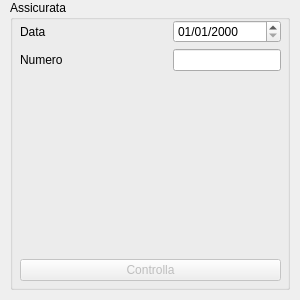
Qt form postemonitor/assicuratamonitor.ui (BackupTheBerlios/postemonitor) before a commit.
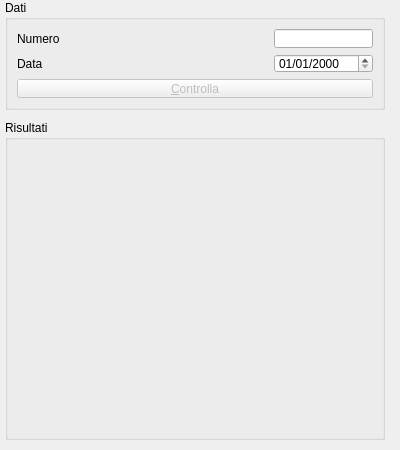
The same form after that commit. Icons and pictures are not drawn.

Patch:
```diff
--- a/postemonitor/assicuratamonitor.ui
+++ b/postemonitor/assicuratamonitor.ui
@@ -8,8 +8,8 @@
    <rect>
     <x>0</x>
     <y>0</y>
-    <width>300</width>
-    <height>300</height>
+    <width>400</width>
+    <height>450</height>
    </rect>
   </property>
   <property name="sizePolicy" >
@@ -22,14 +22,14 @@
   </property>
   <property name="minimumSize" >
    <size>
-    <width>300</width>
-    <height>300</height>
+    <width>400</width>
+    <height>450</height>
    </size>
   </property>
   <property name="maximumSize" >
    <size>
-    <width>300</width>
-    <height>300</height>
+    <width>400</width>
+    <height>450</height>
    </size>
   </property>
   <property name="windowTitle" >
@@ -38,56 +38,67 @@
   <property name="windowIcon" >
    <iconset resource="raccomandata.qrc" >:/icon.png</iconset>
   </property>
+  <widget class="QGroupBox" name="groupBox_2" >
+   <property name="geometry" >
+    <rect>
+     <x>5</x>
+     <y>120</y>
+     <width>380</width>
+     <height>320</height>
+    </rect>
+   </property>
+   <property name="title" >
+    <string>Risultati</string>
+   </property>
+   <widget class="QLabel" name="risultato" >
+    <property name="geometry" >
+     <rect>
+      <x>20</x>
+      <y>20</y>
+      <width>340</width>
+      <height>285</height>
+     </rect>
+    </property>
+    <property name="frameShape" >
+     <enum>QFrame::NoFrame</enum>
+    </property>
+    <property name="text" >
+     <string/>
+    </property>
+    <property name="alignment" >
+     <set>Qt::AlignLeading|Qt::AlignLeft|Qt::AlignTop</set>
+    </property>
+    <property name="wordWrap" >
+     <bool>true</bool>
+    </property>
+   </widget>
+  </widget>
   <widget class="QGroupBox" name="groupBox" >
    <property name="geometry" >
     <rect>
-     <x>10</x>
+     <x>5</x>
      <y>0</y>
-     <width>280</width>
-     <height>290</height>
+     <width>380</width>
+     <height>110</height>
     </rect>
    </property>
    <property name="title" >
-    <string>Assicurata</string>
+    <string>Dati</string>
    </property>
-   <widget class="QWidget" name="verticalLayout" >
-    <property name="geometry" >
-     <rect>
-      <x>10</x>
-      <y>20</y>
-      <width>261</width>
-      <height>261</height>
-     </rect>
-    </property>
-    <layout class="QVBoxLayout" >
-     <property name="margin" >
-      <number>0</number>
-     </property>
-     <property name="spacing" >
-      <number>6</number>
-     </property>
-     <item>
       <layout class="QGridLayout" >
        <property name="margin" >
-        <number>0</number>
+     <number>9</number>
        </property>
        <property name="spacing" >
         <number>6</number>
        </property>
-       <item row="1" column="0" >
-        <widget class="QLabel" name="label" >
-         <property name="text" >
-          <string>Numero</string>
-         </property>
-        </widget>
-       </item>
-       <item row="1" column="2" >
+    <item row="0" column="2" >
         <widget class="QLineEdit" name="numerow" >
          <property name="acceptDrops" >
           <bool>false</bool>
          </property>
          <property name="inputMask" >
-          <string>000000000000; </string>
+       <string/>
          </property>
          <property name="text" >
           <string/>
@@ -103,60 +114,41 @@
          </property>
         </widget>
        </item>
-       <item row="0" column="2" >
+    <item row="1" column="2" >
         <widget class="QDateEdit" name="dataw" >
          <property name="displayFormat" >
           <string>dd/MM/yyyy</string>
          </property>
         </widget>
        </item>
-       <item row="0" column="1" >
+    <item row="1" column="1" >
         <spacer>
          <property name="orientation" >
           <enum>Qt::Horizontal</enum>
          </property>
          <property name="sizeHint" >
           <size>
-           <width>40</width>
+        <width>211</width>
            <height>20</height>
           </size>
          </property>
         </spacer>
        </item>
        <item row="0" column="0" >
+     <widget class="QLabel" name="label" >
+      <property name="text" >
+       <string>Numero</string>
+      </property>
+     </widget>
+    </item>
+    <item row="1" column="0" >
         <widget class="QLabel" name="label_2" >
          <property name="text" >
           <string>Data</string>
          </property>
         </widget>
        </item>
-      </layout>
-     </item>
-     <item>
-      <widget class="QLabel" name="risultato" >
-       <property name="frameShape" >
-        <enum>QFrame::NoFrame</enum>
-       </property>
-       <property name="text" >
-        <string/>
-       </property>
-       <property name="alignment" >
-        <set>Qt::AlignLeading|Qt::AlignLeft|Qt::AlignTop</set>
-       </property>
-       <property name="wordWrap" >
-        <bool>true</bool>
-       </property>
-      </widget>
-     </item>
-     <item>
-      <layout class="QHBoxLayout" >
-       <property name="margin" >
-        <number>0</number>
-       </property>
-       <property name="spacing" >
-        <number>6</number>
-       </property>
-       <item>
+    <item row="2" column="0" colspan="3" >
         <widget class="QPushButton" name="bottone" >
          <property name="enabled" >
           <bool>false</bool>
@@ -165,7 +157,7 @@
           <cursor>13</cursor>
          </property>
          <property name="text" >
-          <string>Controlla</string>
+       <string>&amp;Controlla</string>
          </property>
          <property name="icon" >
           <iconset/>
@@ -176,9 +168,6 @@
         </widget>
        </item>
       </layout>
-     </item>
-    </layout>
-   </widget>
   </widget>
  </widget>
  <pixmapfunction></pixmapfunction>
```
Left out of the diff: 16 changed lines with no effect on the pictures. Lines whose indentation alone changed are shown as unchanged.
